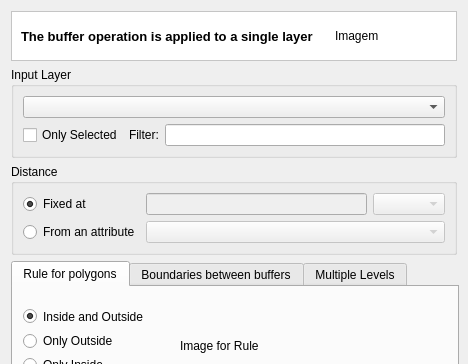
First picture: the form in src/terralib/vp/qt/ui/BufferDialogForm.ui, repository claudiobogossian/terralib5, before the edit; both pictures show x 0 to 468 and y 0 to 364 of the 468 by 564 pixel window.
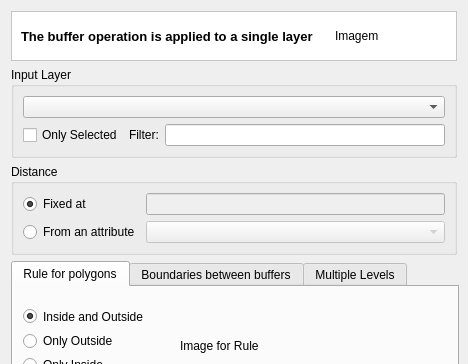
Second picture: the form after the edit. Custom widgets are drawn as their Qt base class.

Patch:
```diff
--- a/src/terralib/vp/qt/ui/BufferDialogForm.ui
+++ b/src/terralib/vp/qt/ui/BufferDialogForm.ui
@@ -143,13 +143,6 @@
               </property>
              </widget>
             </item>
-            <item row="0" column="1">
-             <widget class="QComboBox" name="m_fixedDistanceComboBox">
-              <property name="enabled">
-               <bool>false</bool>
-              </property>
-             </widget>
-            </item>
            </layout>
           </item>
           <item row="1" column="0">
```
